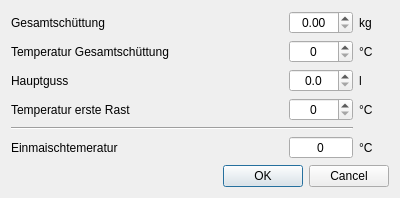
Above: kleiner-brauhelfer/dialogs/dlgeinmaischtemp.ui from kleiner-brauhelfer/kleiner-brauhelfer-2 before the change. Below: the same form after it.
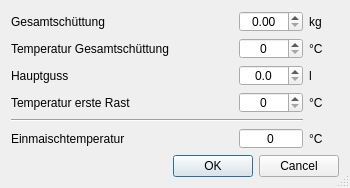
That is the form after the change. Custom widgets are drawn as their Qt base class.

Patch:
```diff
--- a/kleiner-brauhelfer/dialogs/dlgeinmaischtemp.ui
+++ b/kleiner-brauhelfer/dialogs/dlgeinmaischtemp.ui
@@ -6,13 +6,22 @@
    <rect>
     <x>0</x>
     <y>0</y>
-    <width>400</width>
+    <width>350</width>
     <height>188</height>
    </rect>
   </property>
+  <property name="minimumSize">
+   <size>
+    <width>271</width>
+    <height>188</height>
+   </size>
+  </property>
   <property name="windowTitle">
    <string>Berechnung Einmaischtemperatur</string>
   </property>
+  <property name="sizeGripEnabled">
+   <bool>true</bool>
+  </property>
   <layout class="QVBoxLayout" name="verticalLayout">
    <item>
     <layout class="QGridLayout" name="gridLayout">
@@ -106,7 +115,7 @@
      <item row="5" column="0">
       <widget class="QLabel" name="label_9">
        <property name="text">
-        <string>Einmaischtemeratur</string>
+        <string>Einmaischtemperatur</string>
        </property>
       </widget>
      </item>
```
Left out of the diff: 15 changed lines with no effect on the pictures.
